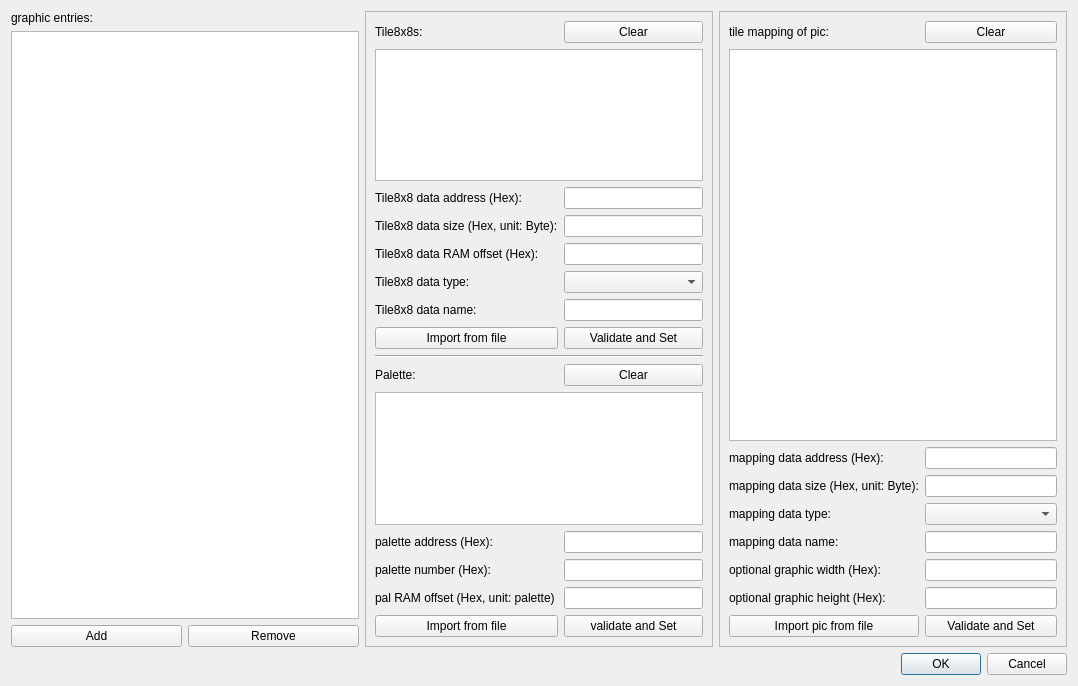
Above: Dialog/GraphicManagerDialog.ui from wario-land/WL4Editor before the change. Below: the same form after it.
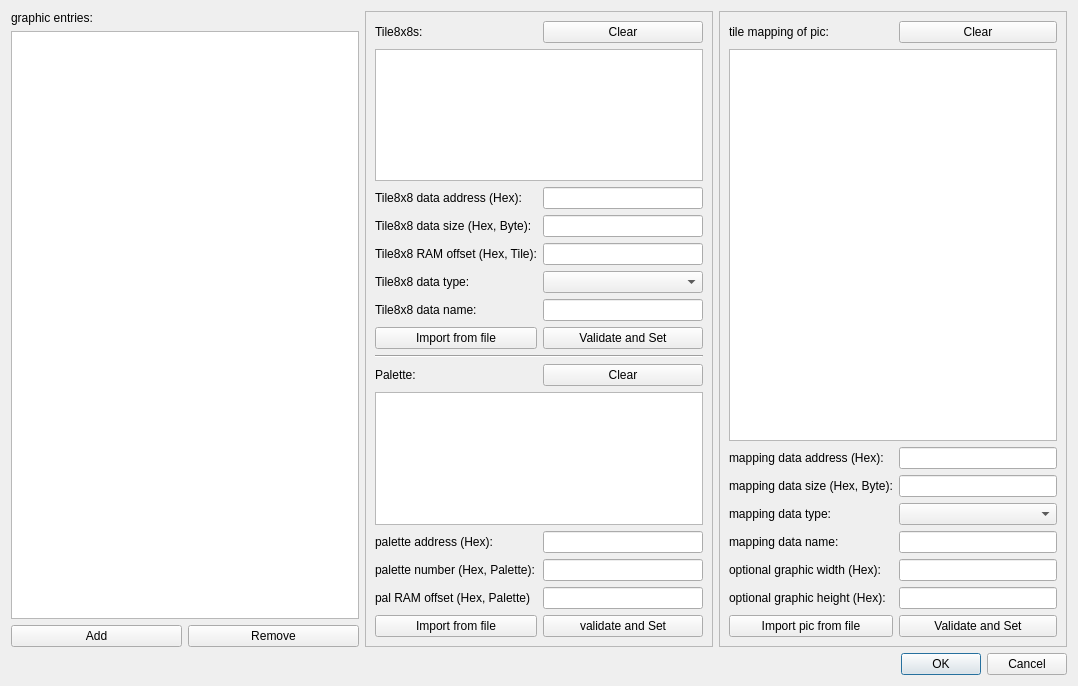
That is the form after the change.

```diff
--- a/Dialog/GraphicManagerDialog.ui
+++ b/Dialog/GraphicManagerDialog.ui
@@ -119,7 +119,7 @@
              <item row="13" column="1">
               <widget class="QLabel" name="label_paletteRAMOffset">
                <property name="text">
-                <string>pal RAM offset (Hex, unit: palette)</string>
+                <string>pal RAM offset (Hex, Palette)</string>
                </property>
               </widget>
              </item>
@@ -159,7 +159,7 @@
              <item row="12" column="1">
               <widget class="QLabel" name="label_paletteNum">
                <property name="text">
-                <string>palette number (Hex):</string>
+                <string>palette number (Hex, Palette):</string>
                </property>
               </widget>
              </item>
@@ -185,14 +185,14 @@
              <item row="3" column="1">
               <widget class="QLabel" name="label_tileDataSize_Byte">
                <property name="text">
-                <string>Tile8x8 data size (Hex, unit: Byte):</string>
+                <string>Tile8x8 data size (Hex, Byte):</string>
                </property>
               </widget>
              </item>
              <item row="4" column="1">
               <widget class="QLabel" name="label_tile8x8DataRAMOffset">
                <property name="text">
-                <string>Tile8x8 data RAM offset (Hex):</string>
+                <string>Tile8x8 RAM offset (Hex, Tile):</string>
                </property>
               </widget>
              </item>
@@ -362,7 +362,7 @@
            <item row="11" column="0">
             <widget class="QLabel" name="label_mappingDataSize_Byte">
              <property name="text">
-              <string>mapping data size (Hex, unit: Byte):</string>
+              <string>mapping data size (Hex, Byte):</string>
              </property>
             </widget>
            </item>
```
